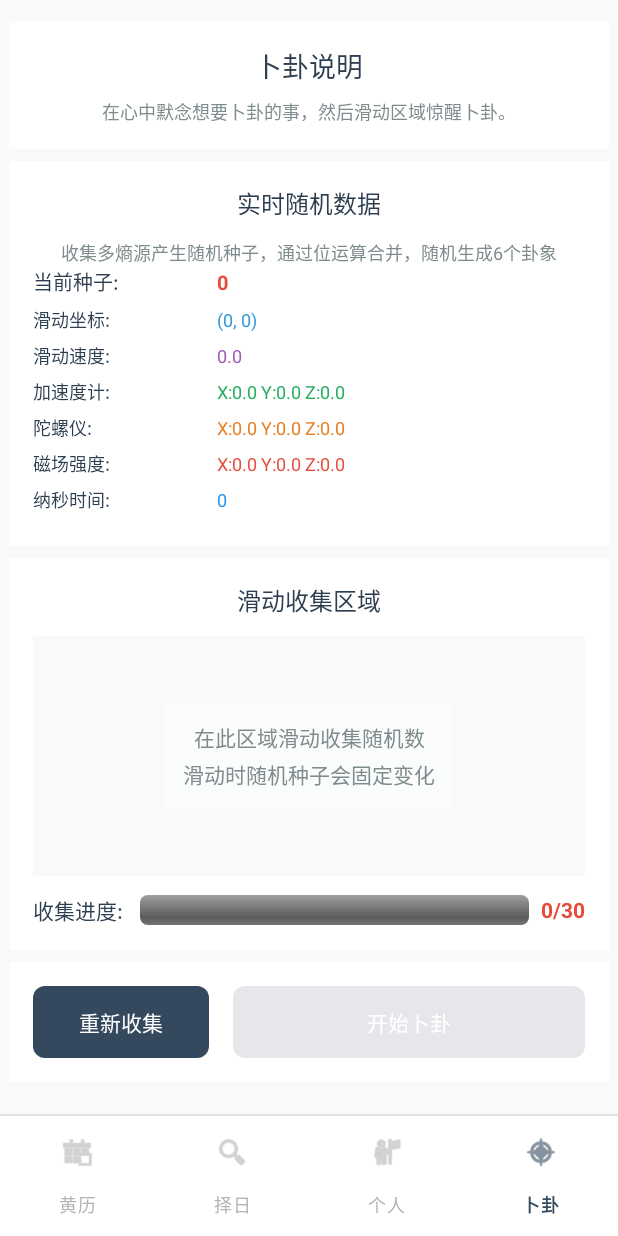
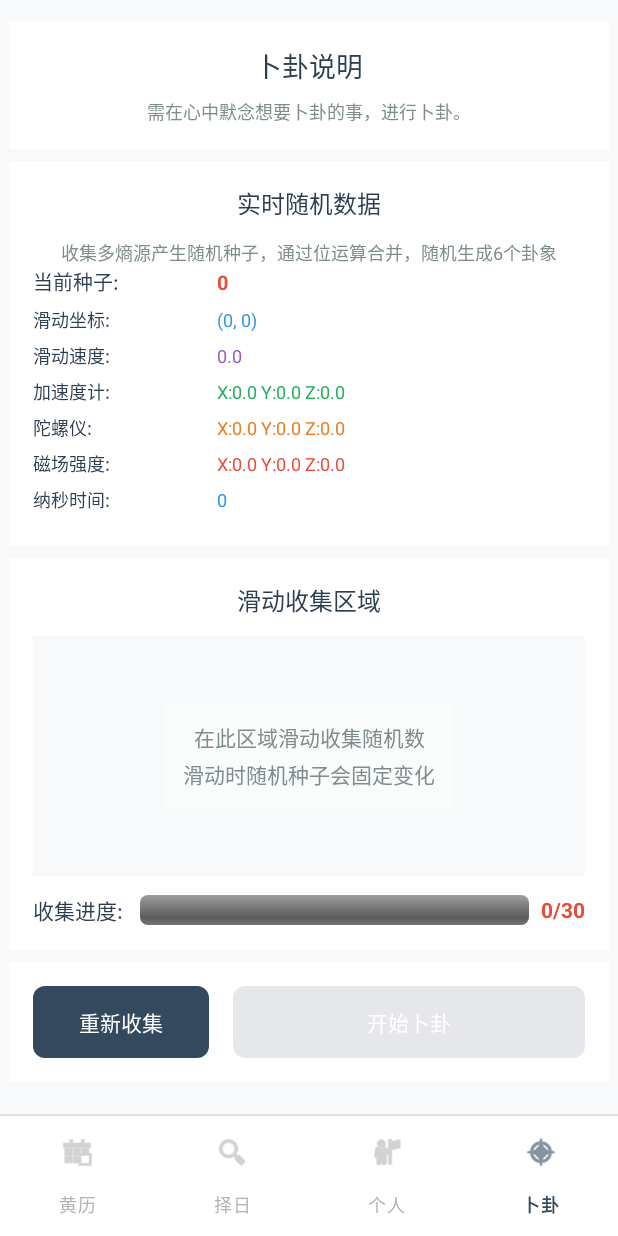
Before and after one commit to trah01/Electronic-Huangli, an Android app: the screen it shows after launch (MainActivity), item 4 of the bottom bar chosen, on a phone screen of 412 x 824 dp. Run offline under Robolectric (Android 15) with nearby library versions, the phone set to English and light mode, and no system bars; libraries missing offline, so code that uses them is left out: com.nlf.calendar; 27 statements that could not run were skipped.

Commit message:
fix bugs

```diff
--- a/app/src/main/java/com/trah/electronichuangli/DivinationFragment.java
+++ b/app/src/main/java/com/trah/electronichuangli/DivinationFragment.java
@@ -45,7 +45,6 @@ public class DivinationFragment extends Fragment implements TrueRandomGenerator.
     // 卜卦结果显示组件
     private LinearLayout layoutDivinationResult;
     private LinearLayout layoutGuaInterpretation;
-    private LinearLayout layoutFortuneAspects;
     private LinearLayout layoutNewDivination;
     private TextView tvGuaSymbol;
     private TextView tvGuaName;
@@ -54,10 +53,6 @@ public class DivinationFragment extends Fragment implements TrueRandomGenerator.
     private TextView tvGuaCi;
     private TextView tvModernInterpretation;
     private TextView tvAdvice;
-    private TextView tvCareerFortune;
-    private TextView tvWealthFortune;
-    private TextView tvLoveFortune;
-    private TextView tvHealthFortune;
 
     // ==================== 核心组件 ====================
     private TrueRandomGenerator randomGenerator;
@@ -124,7 +119,6 @@ public class DivinationFragment extends Fragment implements TrueRandomGenerator.
         // 卜卦结果显示组件
         layoutDivinationResult = view.findViewById(R.id.layout_divination_result);
         layoutGuaInterpretation = view.findViewById(R.id.layout_gua_interpretation);
-        layoutFortuneAspects = view.findViewById(R.id.layout_fortune_aspects);
         layoutNewDivination = view.findViewById(R.id.layout_new_divination);
         tvGuaSymbol = view.findViewById(R.id.tv_gua_symbol);
         tvGuaName = view.findViewById(R.id.tv_gua_name);
@@ -133,10 +127,6 @@ public class DivinationFragment extends Fragment implements TrueRandomGenerator.
         tvGuaCi = view.findViewById(R.id.tv_gua_ci);
         tvModernInterpretation = view.findViewById(R.id.tv_modern_interpretation);
         tvAdvice = view.findViewById(R.id.tv_advice);
-        tvCareerFortune = view.findViewById(R.id.tv_career_fortune);
-        tvWealthFortune = view.findViewById(R.id.tv_wealth_fortune);
-        tvLoveFortune = view.findViewById(R.id.tv_love_fortune);
-        tvHealthFortune = view.findViewById(R.id.tv_health_fortune);
     }
 
     private void initializeRandomGenerator() {
@@ -250,7 +240,6 @@ public class DivinationFragment extends Fragment implements TrueRandomGenerator.
             // 隐藏之前的卜卦结果
             layoutDivinationResult.setVisibility(View.GONE);
             layoutGuaInterpretation.setVisibility(View.GONE);
-            layoutFortuneAspects.setVisibility(View.GONE);
             layoutNewDivination.setVisibility(View.GONE);
         }
     }
@@ -278,7 +267,6 @@ public class DivinationFragment extends Fragment implements TrueRandomGenerator.
         resetCollection();
         layoutDivinationResult.setVisibility(View.GONE);
         layoutGuaInterpretation.setVisibility(View.GONE);
-        layoutFortuneAspects.setVisibility(View.GONE);
         layoutNewDivination.setVisibility(View.GONE);
     }
 
@@ -306,19 +294,9 @@ public class DivinationFragment extends Fragment implements TrueRandomGenerator.
         // 显示建议
         tvAdvice.setText(result.getAdvice());
 
-        // 显示各方面运势
-        String[] aspects = result.getAspects();
-        if (aspects != null && aspects.length >= 4) {
-            tvCareerFortune.setText(aspects[0]);
-            tvWealthFortune.setText(aspects[1]);
-            tvLoveFortune.setText(aspects[2]);
-            tvHealthFortune.setText(aspects[3]);
-        }
-
         // 显示结果区域
         layoutDivinationResult.setVisibility(View.VISIBLE);
         layoutGuaInterpretation.setVisibility(View.VISIBLE);
-        layoutFortuneAspects.setVisibility(View.VISIBLE);
         layoutNewDivination.setVisibility(View.VISIBLE);
     }
 
--- a/app/src/main/java/com/trah/electronichuangli/MainActivity.java
+++ b/app/src/main/java/com/trah/electronichuangli/MainActivity.java
@@ -79,6 +79,13 @@ public class MainActivity extends AppCompatActivity implements SensorEventListen
     private ImageButton datePickerButton, shareButton;
     private Button personalSettingButton;
 
+    // ==================== Fragment管理 ====================
+    private HomeFragment homeFragment;
+    private AuspiciousFragment auspiciousFragment;
+    private PersonalFragment personalFragment;
+    private DivinationFragment divinationFragment;
+    private Fragment currentFragment;
+
     // ==================== 数据相关 ====================
     private Calendar selectedDate;
     private PersonalInfoUtils.BirthInfo birthInfo;
@@ -112,7 +119,8 @@ public class MainActivity extends AppCompatActivity implements SensorEventListen
 
         // 默认显示首页
         if (savedInstanceState == null) {
-            loadFragment(new HomeFragment());
+            homeFragment = new HomeFragment();
+            showFragment(homeFragment);
         }
     }
 
@@ -124,28 +132,54 @@ public class MainActivity extends AppCompatActivity implements SensorEventListen
         bottomNavigation.setOnItemSelectedListener(item -> {
             Fragment fragment = null;
             if (item.getItemId() == R.id.nav_home) {
-                fragment = new HomeFragment();
+                if (homeFragment == null) {
+                    homeFragment = new HomeFragment();
+                }
+                fragment = homeFragment;
             } else if (item.getItemId() == R.id.nav_auspicious) {
-                fragment = new AuspiciousFragment();
+                if (auspiciousFragment == null) {
+                    auspiciousFragment = new AuspiciousFragment();
+                }
+                fragment = auspiciousFragment;
             } else if (item.getItemId() == R.id.nav_personal) {
-                fragment = new PersonalFragment();
+                if (personalFragment == null) {
+                    personalFragment = new PersonalFragment();
+                }
+                fragment = personalFragment;
             } else if (item.getItemId() == R.id.nav_divination) {
-                fragment = new DivinationFragment();
+                if (divinationFragment == null) {
+                    divinationFragment = new DivinationFragment();
+                }
+                fragment = divinationFragment;
             }
 
             if (fragment != null) {
-                loadFragment(fragment);
+                showFragment(fragment);
             }
             return true;
         });
     }
 
     /**
-     * 加载Fragment
+     * 显示Fragment（使用add/hide/show方式保持状态）
      */
-    private void loadFragment(Fragment fragment) {
+    private void showFragment(Fragment fragment) {
         FragmentTransaction transaction = getSupportFragmentManager().beginTransaction();
-        transaction.replace(R.id.fragment_container, fragment);
+
+        // 隐藏当前Fragment
+        if (currentFragment != null) {
+            transaction.hide(currentFragment);
+        }
+
+        // 如果Fragment还没有被添加，则添加它
+        if (!fragment.isAdded()) {
+            transaction.add(R.id.fragment_container, fragment);
+        } else {
+            // 如果已经添加，则显示它
+            transaction.show(fragment);
+        }
+
+        currentFragment = fragment;
         transaction.commit();
     }
 
--- a/app/src/main/java/com/trah/electronichuangli/PersonalFragment.java
+++ b/app/src/main/java/com/trah/electronichuangli/PersonalFragment.java
@@ -189,7 +189,7 @@ public class PersonalFragment extends Fragment {
             }
         } else {
             // 默认设置为30年前的今天
-            selectedBirthDate.add(Calendar.YEAR, -30);
+            selectedBirthDate.add(Calendar.YEAR, -25);
             dateButton.setText(String.format("%d年%d月%d日",
                 selectedBirthDate.get(Calendar.YEAR),
                 selectedBirthDate.get(Calendar.MONTH) + 1,
--- a/app/src/main/res/layout/fragment_divination.xml
+++ b/app/src/main/res/layout/fragment_divination.xml
@@ -42,7 +42,7 @@
                 <TextView
                     android:layout_width="match_parent"
                     android:layout_height="wrap_content"
-                    android:text="在心中默念想要卜卦的事，然后滑动区域惊醒卜卦。"
+                    android:text="需在心中默念想要卜卦的事，进行卜卦。"
                     android:textSize="12sp"
                     android:textColor="@color/text_secondary"
                     android:gravity="center"/>
@@ -546,69 +546,6 @@
             </LinearLayout>
         </LinearLayout>
 
-        <!-- 各方面运势卡片 -->
-        <LinearLayout
-            android:id="@+id/layout_fortune_aspects"
-            android:layout_width="match_parent"
-            android:layout_height="wrap_content"
-            android:layout_marginBottom="8dp"
-            android:background="@android:color/white"
-            android:orientation="vertical"
-            android:visibility="gone">
-
-            <LinearLayout
-                android:layout_width="match_parent"
-                android:layout_height="wrap_content"
-                android:orientation="vertical"
-                android:padding="16dp">
-
-                <TextView
-                    android:layout_width="match_parent"
-                    android:layout_height="wrap_content"
-                    android:text="各方面运势"
-                    android:textSize="16sp"
-                    android:textColor="@color/text_primary"
-                    android:gravity="center"
-                    android:layout_marginBottom="12dp"/>
-
-                <TextView
-                    android:id="@+id/tv_career_fortune"
-                    android:layout_width="match_parent"
-                    android:layout_height="wrap_content"
-                    android:text="事业："
-                    android:textSize="13sp"
-                    android:textColor="@color/text_secondary"
-                    android:layout_marginBottom="6dp"/>
-
-                <TextView
-                    android:id="@+id/tv_wealth_fortune"
-                    android:layout_width="match_parent"
-                    android:layout_height="wrap_content"
-                    android:text="财运："
-                    android:textSize="13sp"
-                    android:textColor="@color/text_secondary"
-                    android:layout_marginBottom="6dp"/>
-
-                <TextView
-                    android:id="@+id/tv_love_fortune"
-                    android:layout_width="match_parent"
-                    android:layout_height="wrap_content"
-                    android:text="感情："
-                    android:textSize="13sp"
-                    android:textColor="@color/text_secondary"
-                    android:layout_marginBottom="6dp"/>
-
-                <TextView
-                    android:id="@+id/tv_health_fortune"
-                    android:layout_width="match_parent"
-                    android:layout_height="wrap_content"
-                    android:text="健康："
-                    android:textSize="13sp"
-                    android:textColor="@color/text_secondary"/>
-
-            </LinearLayout>
-        </LinearLayout>
-
         <!-- 重新卜卦按钮卡片 -->
         <LinearLayout
             android:id="@+id/layout_new_divination"
--- a/app/src/main/res/layout/fragment_personal.xml
+++ b/app/src/main/res/layout/fragment_personal.xml
@@ -74,7 +74,7 @@
                 android:layout_height="wrap_content"
                 android:text="个人生辰设置"
                 android:textColor="@color/white"
-                android:background="#2196F3"
+                android:background="@drawable/custom_button_bg"
                 android:padding="14dp"
                 android:textAllCaps="false"
                 android:elevation="0dp"/>
@@ -139,7 +139,7 @@
                 android:layout_height="wrap_content"
                 android:text="查看配对结果"
                 android:textColor="@color/white"
-                android:background="#4CAF50"
+                android:background="@drawable/custom_button_bg"
                 android:padding="12dp"
                 android:textAllCaps="false"
                 android:elevation="0dp"
```
Also changed, not shown: app/src/main/java/com/trah/electronichuangli/utils/DivinationUtils.java (+262 -121 lines), app/src/main/res/layout/fragment_auspicious.xml (+17 -9 lines), 3 other files.
